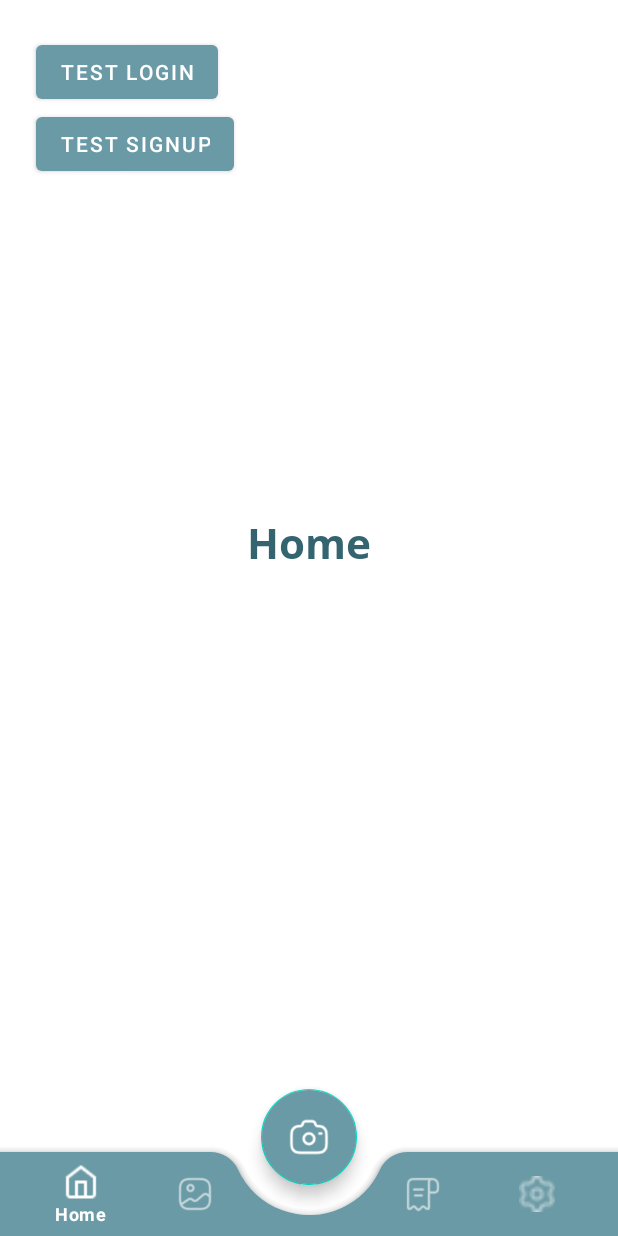
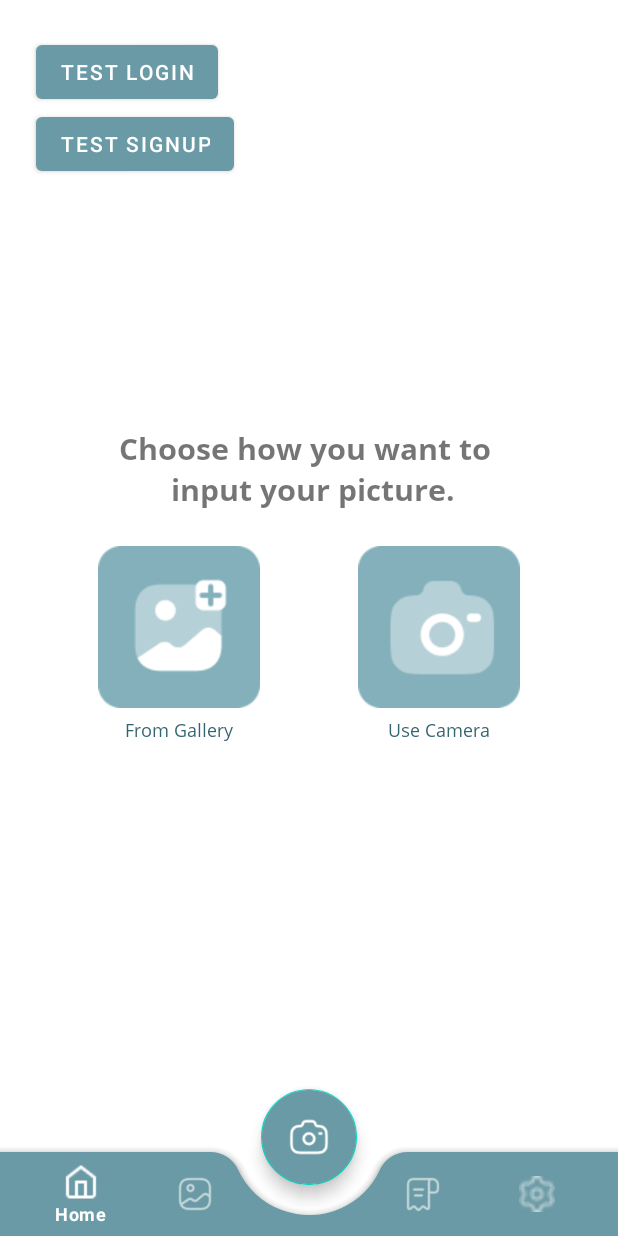
Before and after one commit to Estetikin/Estetikin-Mobile, an Android app: the screen it shows after launch (MainActivity), after a tap on "SKIP", on a phone screen of 412 x 824 dp. Run offline under Robolectric (Android 15) with nearby library versions, the light colour scheme and no system bars; our stand-ins replace navigation-ui.

Commit message:
Adding Home Fragment UI

```diff
--- a/app/src/main/res/layout/activity_login.xml
+++ b/app/src/main/res/layout/activity_login.xml
@@ -25,8 +25,8 @@
 
     <ImageView
         android:id="@+id/iv_login_illustration"
-        android:layout_width="263dp"
-        android:layout_height="263dp"
+        android:layout_width="230dp"
+        android:layout_height="230dp"
         android:layout_marginTop="@dimen/spacing_32"
         android:alpha="0"
         android:contentDescription="@string/illustration_login"
@@ -208,13 +208,15 @@
         <TextView
             android:layout_width="wrap_content"
             android:layout_height="wrap_content"
+            android:textSize="@dimen/text_size_12"
             android:text="@string/new_to_estetikin"
             android:textColor="@color/dark_green" />
 
         <TextView
             android:layout_width="wrap_content"
             android:layout_height="wrap_content"
-            android:layout_marginStart="8dp"
+            android:layout_marginStart="@dimen/spacing_6"
+            android:textSize="@dimen/text_size_12"
             android:text="@string/signup"
             android:textColor="@color/pink_500" />
     </LinearLayout>
--- a/app/src/main/res/layout/activity_sign_up.xml
+++ b/app/src/main/res/layout/activity_sign_up.xml
@@ -180,12 +180,14 @@
             android:layout_width="wrap_content"
             android:layout_height="wrap_content"
             android:text="@string/already_have_an_account"
+            android:textSize="@dimen/text_size_12"
             android:textColor="@color/dark_green" />
 
         <TextView
             android:layout_width="wrap_content"
             android:layout_height="wrap_content"
-            android:layout_marginStart="8dp"
+            android:layout_marginStart="@dimen/spacing_6"
+            android:textSize="@dimen/text_size_12"
             android:text="@string/login"
             android:textColor="@color/pink_500" />
     </LinearLayout>
--- a/app/src/main/res/layout/fragment_home.xml
+++ b/app/src/main/res/layout/fragment_home.xml
@@ -27,12 +27,79 @@
         app:layout_constraintStart_toStartOf="@id/btn_test_login" />
 
     <TextView
+        android:id="@+id/tv_upload_instruction"
         android:layout_width="wrap_content"
         android:layout_height="wrap_content"
-        android:text="@string/title_home"
-        android:theme="@style/Text.Title"
-        app:layout_constraintTop_toTopOf="parent"
+        android:fontFamily="@font/opensans_bold"
+        android:gravity="center"
+        android:text="@string/upload_instruction"
+        android:textSize="@dimen/text_size_20"
+        android:layout_marginBottom="@dimen/spacing_100"
         app:layout_constraintBottom_toBottomOf="parent"
         app:layout_constraintEnd_toEndOf="parent"
-        app:layout_constraintStart_toStartOf="parent"/>
+        app:layout_constraintStart_toStartOf="parent"
+        app:layout_constraintTop_toTopOf="parent" />
+
+    <LinearLayout
+        android:id="@+id/ll_album"
+        android:layout_width="wrap_content"
+        android:layout_height="wrap_content"
+        android:orientation="vertical"
+        app:layout_constraintTop_toBottomOf="@id/tv_upload_instruction"
+        app:layout_constraintStart_toStartOf="parent"
+        app:layout_constraintEnd_toStartOf="@id/ll_camera">
+
+        <ImageView
+            android:id="@+id/iv_album_add"
+            android:layout_width="@dimen/spacing_108"
+            android:layout_height="@dimen/spacing_108"
+            android:layout_marginTop="@dimen/spacing_24"
+            app:layout_constraintStart_toStartOf="parent"
+            app:layout_constraintEnd_toStartOf="@id/iv_camera"
+            app:layout_constraintTop_toBottomOf="@id/tv_upload_instruction"
+            android:src="@drawable/ic_album_add"/>
+
+        <TextView
+            android:layout_width="wrap_content"
+            android:layout_height="wrap_content"
+            android:layout_gravity="center"
+            android:layout_marginTop="@dimen/spacing_6"
+            android:fontFamily="@font/opensans_regular"
+            android:textSize="@dimen/text_size_12"
+            style="@style/Text"
+            android:text="@string/from_gallery"/>
+
+    </LinearLayout>
+
+    <LinearLayout
+        android:id="@+id/ll_camera"
+        android:layout_width="wrap_content"
+        android:layout_height="wrap_content"
+        android:orientation="vertical"
+        app:layout_constraintTop_toBottomOf="@id/tv_upload_instruction"
+        app:layout_constraintEnd_toEndOf="parent"
+        app:layout_constraintStart_toEndOf="@id/ll_album">
+
+        <ImageView
+            android:id="@+id/iv_camera"
+            android:layout_width="@dimen/spacing_108"
+            android:layout_height="@dimen/spacing_108"
+            android:layout_marginTop="@dimen/spacing_24"
+            app:layout_constraintTop_toBottomOf="@+id/tv_upload_instruction"
+            app:layout_constraintStart_toEndOf="@id/ll_album"
+            app:layout_constraintEnd_toEndOf="parent"
+            android:src="@drawable/ic_camera_add"/>
+
+        <TextView
+            android:layout_width="wrap_content"
+            android:layout_height="wrap_content"
+            android:layout_gravity="center"
+            android:layout_marginTop="@dimen/spacing_6"
+            android:fontFamily="@font/opensans_regular"
+            android:textSize="@dimen/text_size_12"
+            style="@style/Text"
+            android:text="@string/use_camera"/>
+
+    </LinearLayout>
+
 </androidx.constraintlayout.widget.ConstraintLayout>
--- a/app/src/main/res/values/dimens.xml
+++ b/app/src/main/res/values/dimens.xml
@@ -19,6 +19,7 @@
     <dimen name="text_size_4">4sp</dimen>
     <dimen name="text_size_6">6sp</dimen>
     <dimen name="text_size_8">8sp</dimen>
+    <dimen name="text_size_10">10sp</dimen>
     <dimen name="text_size_12">12sp</dimen>
     <dimen name="text_size_16">16sp</dimen>
     <dimen name="text_size_20">20sp</dimen>
@@ -29,4 +30,5 @@
     <dimen name="spacing_108">108dp</dimen>
     <dimen name="spacing_100">100dp</dimen>
     <dimen name="text_size_14">14sp</dimen>
+    <dimen name="text_size_32">32sp</dimen>
 </resources>
--- a/app/src/main/res/values/strings.xml
+++ b/app/src/main/res/values/strings.xml
@@ -40,5 +40,10 @@
     <string name="illustration_login" translatable="false">Login Illustration</string>
     <string name="splash_screen">Splash Screen</string>
 
+    <!-- Home Fragment -->
+    <string name="upload_instruction">Choose how you want to \n input your picture.</string>
+    <string name="from_gallery">From Gallery</string>
+    <string name="use_camera">Use Camera</string>
+
 
 </resources>
```
Also changed, not shown: app/src/main/res/drawable/ic_album_add.png (added), app/src/main/res/drawable/ic_camera_add.png (added), 1 other file.
